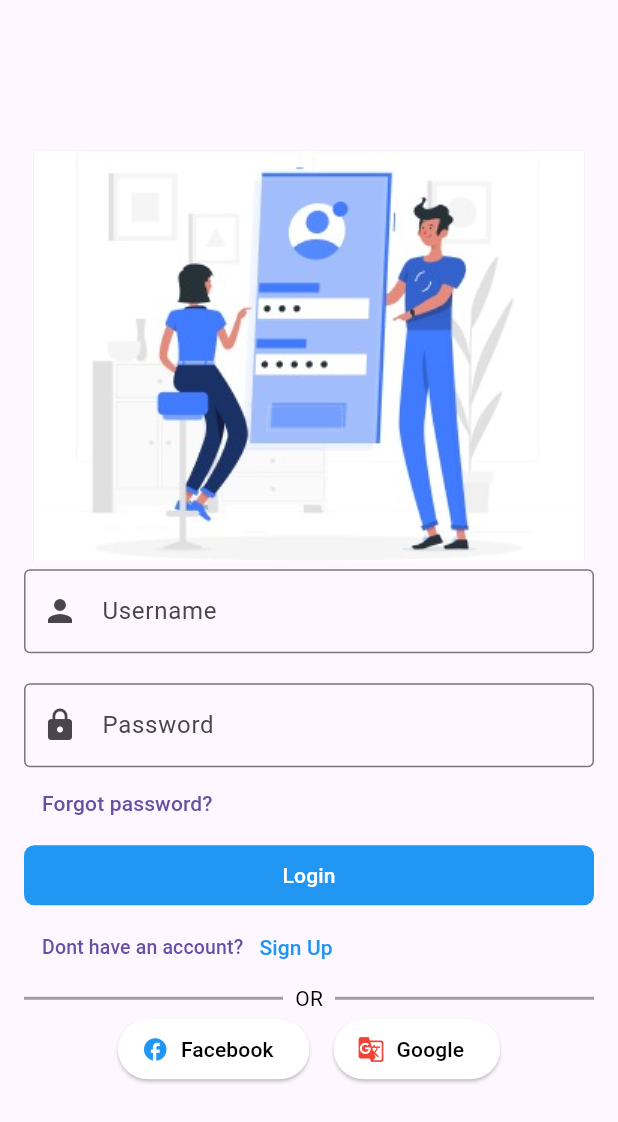
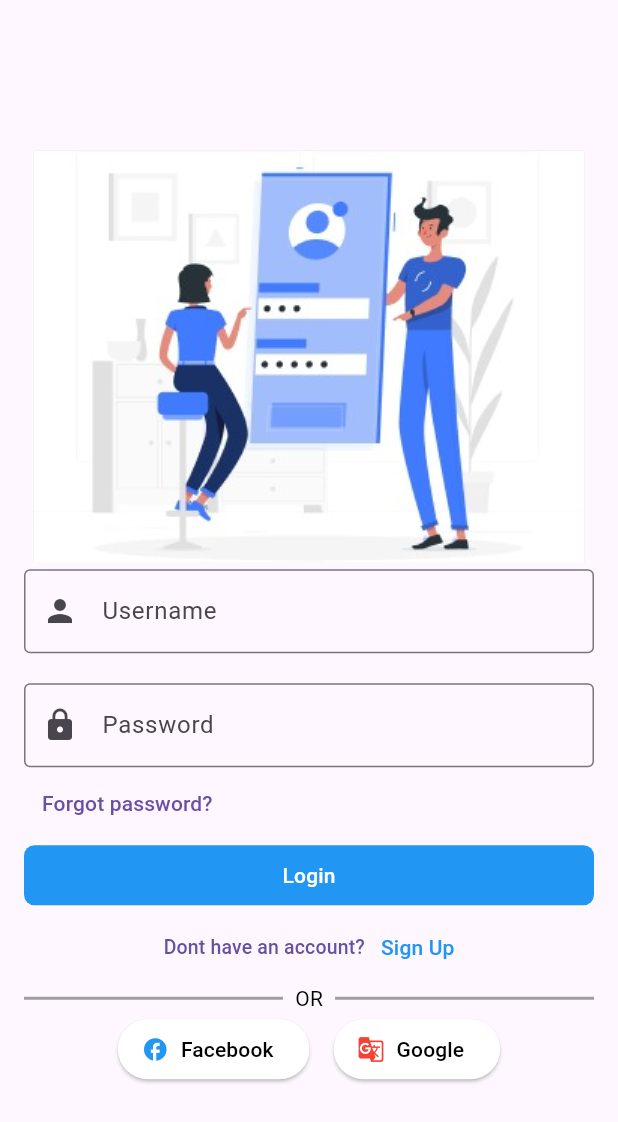
Before and after one commit to billcrabbs/flutter-training, a Flutter app: the screen it shows after launch, on a phone screen of 412 x 824 dp. Shown: the top 1122 px of the screen. Run offline on Flutter 3.47's test engine with Material 3 defaults, Android fonts, the phone set to English and light mode, and no system bars.

```diff
--- a/weekthree/aunthentication/lib/main.dart
+++ b/weekthree/aunthentication/lib/main.dart
@@ -1,9 +1,9 @@
 import 'package:flutter/material.dart';
-import 'login_screen.dart';
-import 'signup_screen.dart';
+import 'src/features/Authentication/presentation/pages/signup_screen.dart';
+import 'src/features/Authentication/presentation/pages/login_screen.dart';
 
 void main() {
-  runApp(MyApp());
+  runApp(const MyApp());
 }
 
 class MyApp extends StatelessWidget {
@@ -12,11 +12,12 @@ class MyApp extends StatelessWidget {
   @override
   Widget build(BuildContext context) {
     return MaterialApp(
+      debugShowCheckedModeBanner: false,
       title: 'Login & Signup',
       theme: ThemeData(
         primarySwatch: Colors.blue,
       ),
-      home: LoginScreen(),
+      home: const LoginScreen(),
       routes: {
         '/signup': (context) => const SignupScreen(),
       },
--- a/weekthree/aunthentication/lib/login_screen.dart
+++ b/weekthree/aunthentication/lib/src/features/Authentication/presentation/pages/login_screen.dart
@@ -1,5 +1,5 @@
 import 'package:flutter/material.dart';
-import 'custom_text_field.dart';
+import '../widgets/custom_text_field.dart';
 
 class LoginScreen extends StatelessWidget {
   const LoginScreen({super.key});
@@ -54,6 +54,7 @@ class LoginScreen extends StatelessWidget {
                   Navigator.pushNamed(context, '/signup');
                 },
                 child: const Row(
+                  mainAxisAlignment: MainAxisAlignment.center,
                   children: [
                     Text(
                       'Dont have an account?',
@@ -71,15 +72,14 @@ class LoginScreen extends StatelessWidget {
                   child: Divider(color: Colors.grey, thickness: 2),
                 ),
                 Padding(
-                  padding:  EdgeInsets.symmetric(horizontal: 8.0),
+                  padding: EdgeInsets.symmetric(horizontal: 8.0),
                   child: Text(
                     'OR',
                     style: TextStyle(color: Colors.black),
                   ),
                 ),
                 Expanded(
-                  child:
-                      Divider(color: Colors.grey, thickness: 2),
+                  child: Divider(color: Colors.grey, thickness: 2),
                 ),
               ]),
               Row(
@@ -90,11 +90,9 @@ class LoginScreen extends StatelessWidget {
                       // Handle Facebook login
                       print('Facebook button pressed');
                     },
-                    icon: const Icon(Icons.facebook,
-                        color: Colors.blue),
+                    icon: const Icon(Icons.facebook, color: Colors.blue),
                     label: const Text('Facebook',
-                        style:
-                            TextStyle(color: Colors.black)),
+                        style: TextStyle(color: Colors.black)),
                     style: ElevatedButton.styleFrom(
                       backgroundColor: Colors.white,
                     ),
@@ -105,8 +103,7 @@ class LoginScreen extends StatelessWidget {
                       // Handle Google login
                       print('Google button pressed');
                     },
-                    icon: const Icon(Icons.g_translate,
-                        color: Colors.red),
+                    icon: const Icon(Icons.g_translate, color: Colors.red),
                     label: const Text('Google',
                         style: TextStyle(color: Colors.black)),
                     style: ElevatedButton.styleFrom(
--- a/weekthree/aunthentication/lib/signup_screen.dart
+++ b/weekthree/aunthentication/lib/src/features/Authentication/presentation/pages/signup_screen.dart
@@ -1,5 +1,5 @@
 import 'package:flutter/material.dart';
-import 'custom_text_field.dart';
+import '../widgets/custom_text_field.dart';
 
 class SignupScreen extends StatelessWidget {
   const SignupScreen({super.key});
```
Also changed, not shown: weekthree/aunthentication/lib/src/features/Authentication/presentation/widgets/custom_text_field.dart (renamed from weekthree/aunthentication/lib/custom_text_field.dart), 1 other file.
